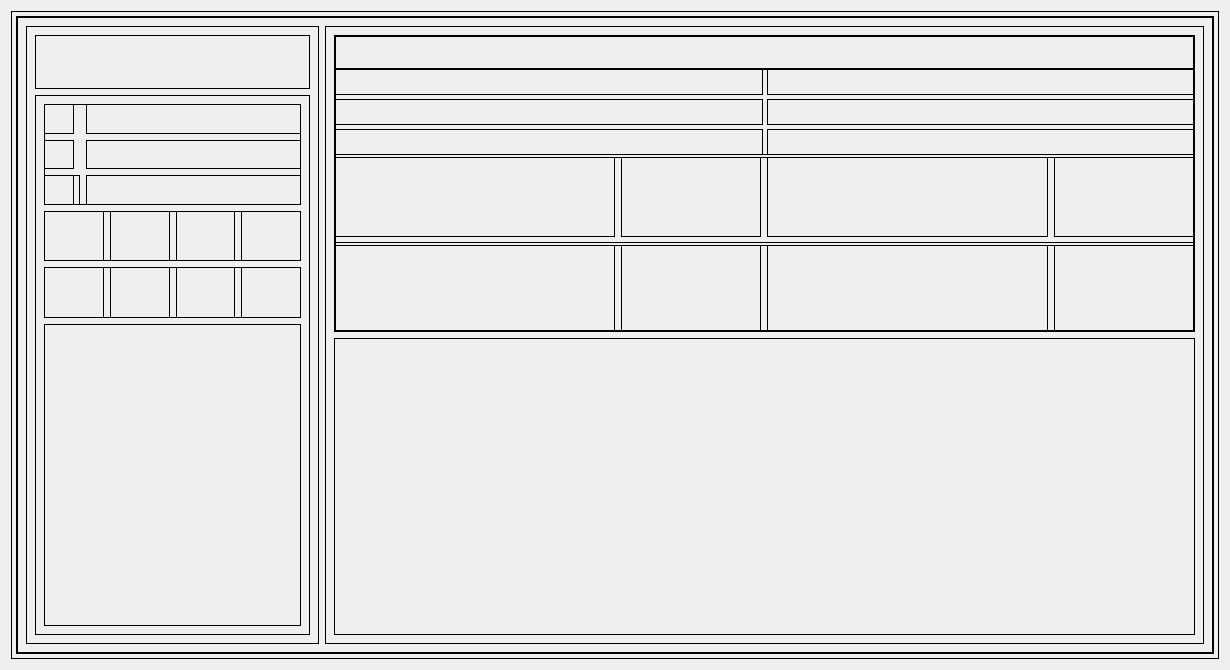
The window that gui/uis/pages/main_pages.ui (WhiteApple888/MedAegis) describes before a commit, drawn with Qt 5.
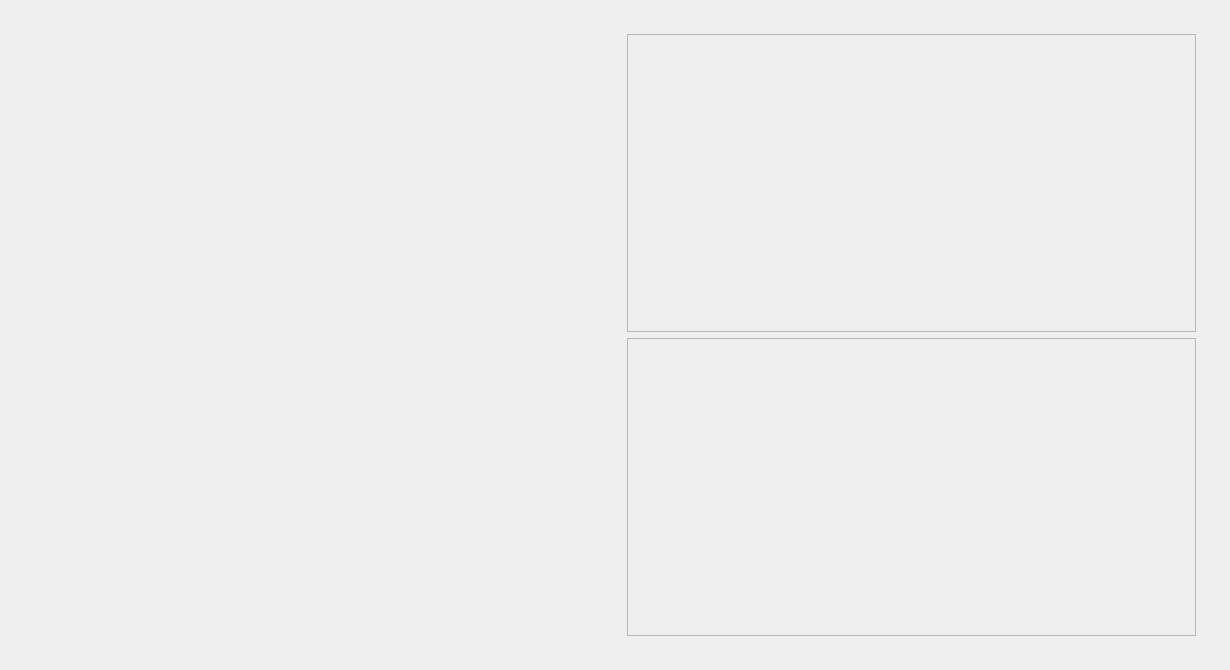
The same window after the commit.

```diff
--- a/gui/uis/pages/main_pages.ui
+++ b/gui/uis/pages/main_pages.ui
@@ -131,7 +131,7 @@
      </widget>
      <widget class="QWidget" name="page_2">
       <property name="styleSheet">
-       <string notr="true">border: 1px solid black;</string>
+       <string notr="true"/>
       </property>
       <layout class="QVBoxLayout" name="page_2_layout">
        <property name="spacing">
@@ -171,8 +171,8 @@
            <rect>
             <x>0</x>
             <y>0</y>
-            <width>1206</width>
-            <height>646</height>
+            <width>1208</width>
+            <height>648</height>
            </rect>
           </property>
           <property name="styleSheet">
@@ -533,7 +533,7 @@
                <widget class="QWidget" name="right" native="true">
                 <property name="sizePolicy">
                  <sizepolicy hsizetype="Expanding" vsizetype="Expanding">
-                  <horstretch>3</horstretch>
+                  <horstretch>1</horstretch>
                   <verstretch>0</verstretch>
                  </sizepolicy>
                 </property>
```
Left out of the diff: 4 changed lines with no effect on the pictures.
